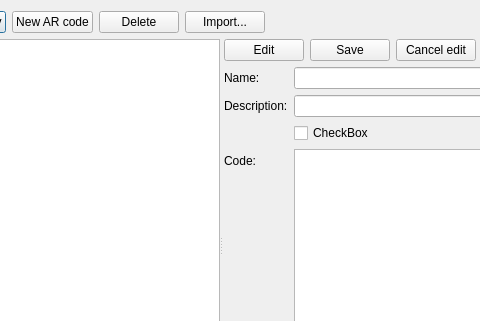
Above: src/frontend/qt_sdl/CheatsDialog.ui from openpak/melonds before the change; both pictures show x 87 to 567 and y 0 to 321 of the 699 by 462 pixel window. Below: the same form after it.
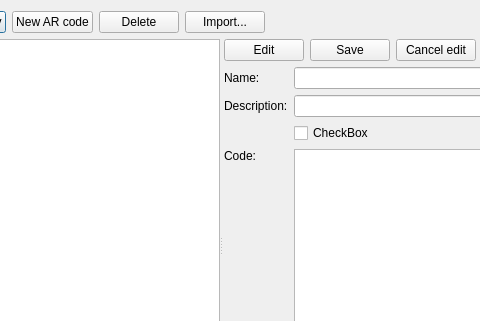
That is the form after the change.

Commit message: fix fucking layout bugs and other shit

```diff
--- a/src/frontend/qt_sdl/CheatsDialog.ui
+++ b/src/frontend/qt_sdl/CheatsDialog.ui
@@ -202,9 +202,18 @@
          </item>
          <item row="3" column="0">
           <widget class="QLabel" name="lblCode">
+           <property name="sizePolicy">
+            <sizepolicy hsizetype="Preferred" vsizetype="Preferred">
+             <horstretch>0</horstretch>
+             <verstretch>0</verstretch>
+            </sizepolicy>
+           </property>
            <property name="text">
             <string>Code:</string>
            </property>
+           <property name="alignment">
+            <set>Qt::AlignmentFlag::AlignLeading|Qt::AlignmentFlag::AlignLeft|Qt::AlignmentFlag::AlignTop</set>
+           </property>
           </widget>
          </item>
          <item row="3" column="1">
```
The commit also changes 2 other files.
